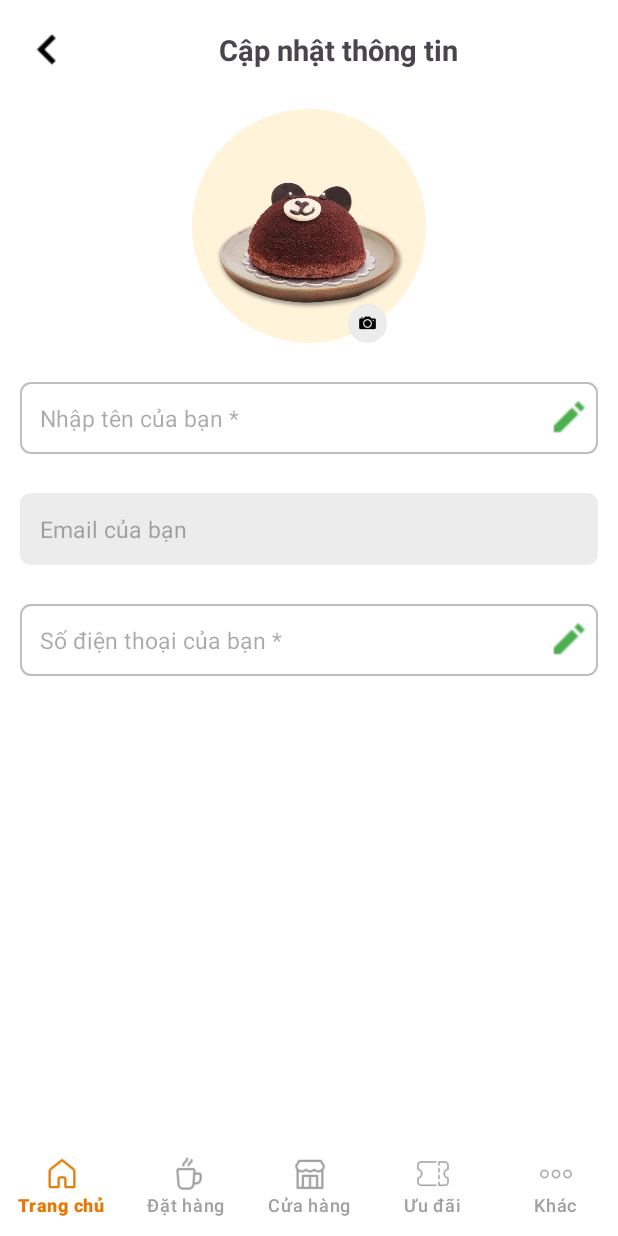
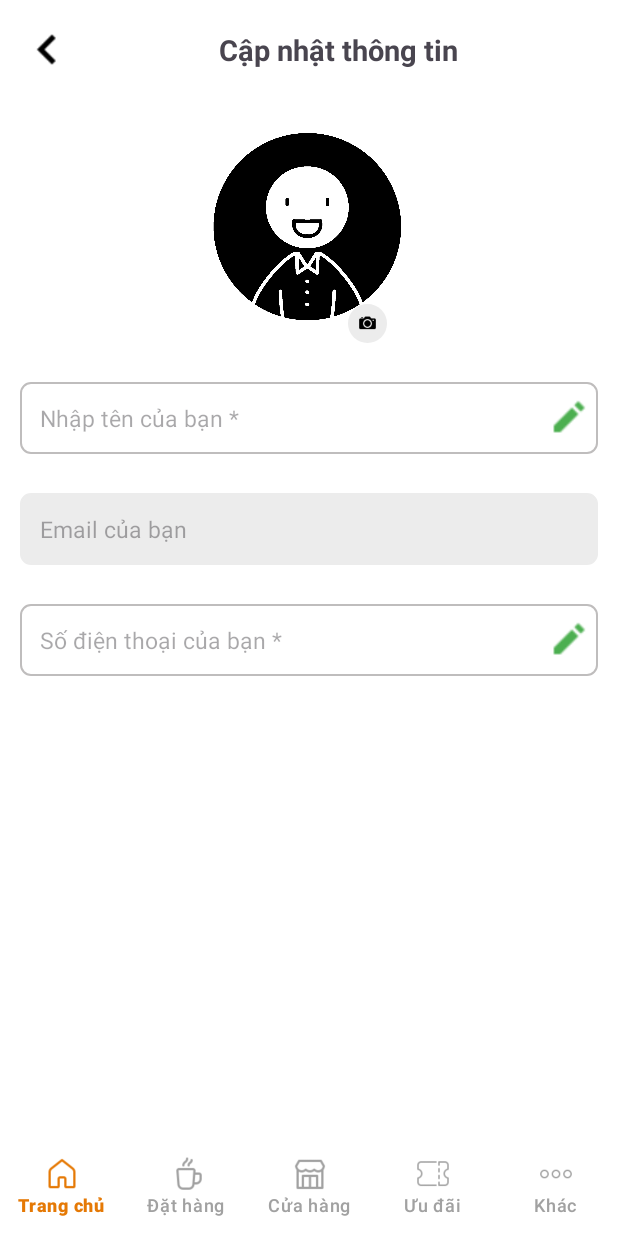
Before and after one commit to trmylinh/DATN_TheCoffee, an Android app built with Jetpack Compose: the UserInfoFragment screen opened through its navigation route, on a phone screen of 412 x 824 dp. Run offline under Robolectric (Android 15) with nearby library versions, the phone set to English and light mode, and no system bars; our stand-ins replace CircleImageView, Firebase (no records; nobody signed in at launch, a user with empty details on screens opened directly), data binding, navigation-ui, sdp/ssp sizes.

Commit message:
update avt default

```diff
--- a/app/src/main/java/com/example/thecoffee/views/UserInfoFragment.kt
+++ b/app/src/main/java/com/example/thecoffee/views/UserInfoFragment.kt
@@ -5,8 +5,6 @@ import android.app.AlertDialog
 import android.content.Intent
 import android.net.Uri
 import android.os.Bundle
-import android.os.Handler
-import android.os.Looper
 import android.provider.MediaStore
 import android.text.Editable
 import android.text.TextWatcher
--- a/app/src/main/res/layout/fragment_user_info.xml
+++ b/app/src/main/res/layout/fragment_user_info.xml
@@ -62,7 +62,8 @@
 
                     <de.hdodenhof.circleimageview.CircleImageView
                         android:id="@+id/img_avt"
-                        android:src="@drawable/img"
+                        android:src="@drawable/default_avatar"
+                        android:scaleType="centerCrop"
                         android:layout_marginTop="@dimen/_5sdp"
                         android:layout_width="@dimen/_120sdp"
                         android:layout_height="@dimen/_120sdp" />
```
Also changed, not shown: app/src/main/java/com/example/thecoffee/data/repositories/AuthenticationRepository.kt (+0 -7 lines), app/src/main/res/drawable/default_avatar.png (added).
